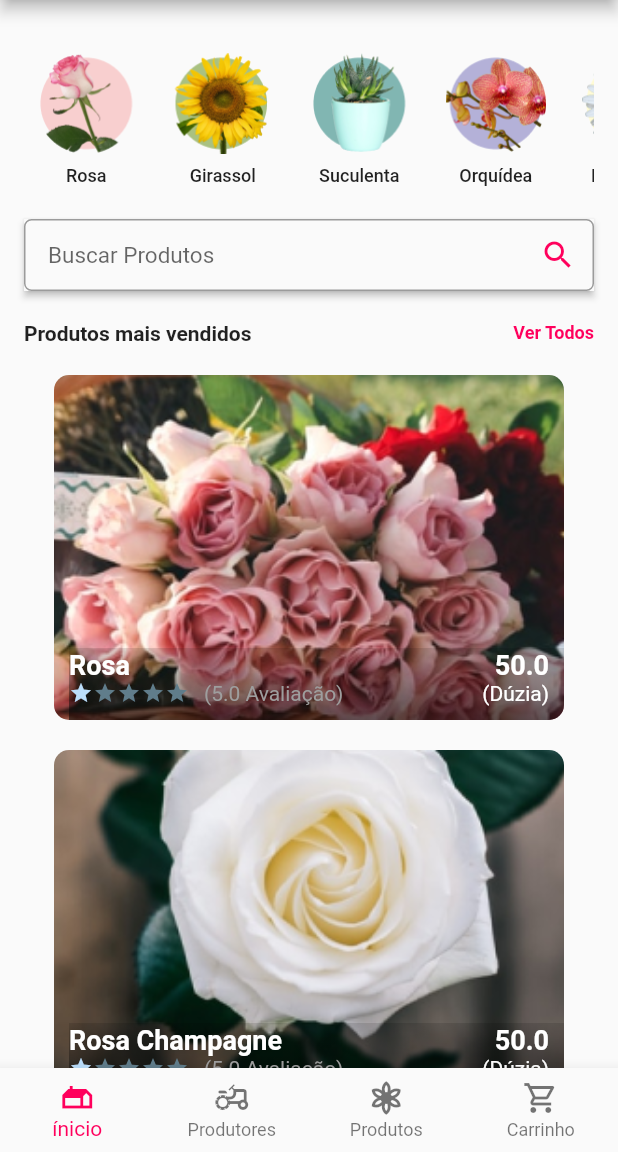
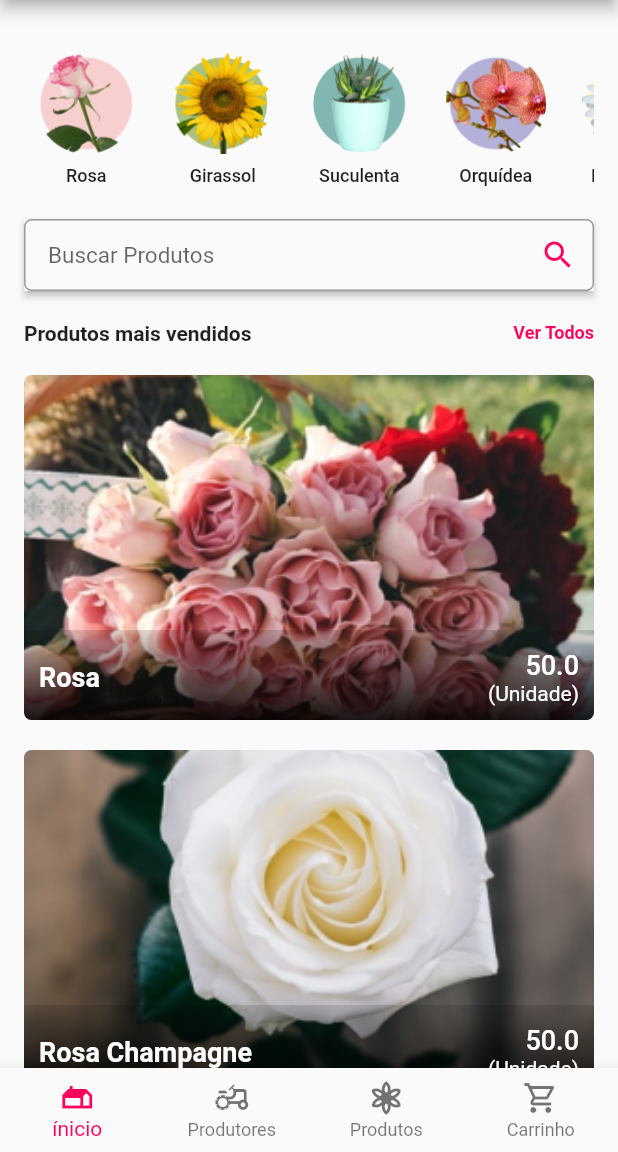
Before and after one commit to rafael-monzato/DoJardimAPP, a Flutter app: the screen it shows after launch, on a phone screen of 412 x 824 dp, the part 84-1236 px from its top. Run offline on Flutter 3.47's test engine with Material 2 defaults, Android fonts, the phone set to English and light mode, and no system bars.

Commit message:
UI da home

```diff
--- a/tcc_faculdadeimpacta/lib/src/src.componentes/cardProdutos.dart
+++ b/tcc_faculdadeimpacta/lib/src/src.componentes/cardProdutos.dart
@@ -26,19 +26,19 @@ class CardProdutos extends StatefulWidget {
 }
 
 class _CardProdutosState extends State<CardProdutos> {
-  var cardText = TextStyle(fontSize: 16.0, fontWeight: FontWeight.bold);
+  var cardText = TextStyle(fontSize: 16.0, fontWeight: FontWeight.w600);
 
   @override
   Widget build(BuildContext context) {
     return ClipRRect(
       borderRadius: BorderRadius.all(
-        Radius.circular(10.0),
+        Radius.circular(5.0),
       ),
       child: Stack(
         children: <Widget>[
           Container(
             height: 230.0,
-            width: 340.0,
+            margin: EdgeInsets.only(left: 0.0, right:0.0),
             child: Image(
               image: AssetImage(
                   widget.imagem
@@ -47,16 +47,16 @@ class _CardProdutosState extends State<CardProdutos> {
             ),
           ),
           Positioned(
-            left: 10.0,
+            left: 0.0,
             bottom: 0.0,
-            width: 339.0,
-            height: 48.0,
+            height: 60.0,
+            width: 800.0,
             child: Container(
               decoration: BoxDecoration(
                   gradient: LinearGradient(
                       begin: Alignment.bottomCenter,
                       end: Alignment.topCenter,
-                      colors: [Colors.black54, Colors.black12])),
+                      colors: [Colors.black87, Colors.black12])),
             ),
           ),
           Positioned(
@@ -78,37 +78,8 @@ class _CardProdutosState extends State<CardProdutos> {
                     ),
                     Row(
                       children: <Widget>[
-                        Icon(
-                          Icons.star,
-                          color: Theme.of(context).primaryColorLight,
-                          size: 16.0,
-                        ),
-                        Icon(
-                          Icons.star,
-                          color: Theme.of(context).primaryColor,
-                          size: 16.0,
-                        ),
-                        Icon(
-                          Icons.star,
-                          color: Theme.of(context).primaryColor,
-                          size: 16.0,
-                        ),
-                        Icon(
-                          Icons.star,
-                          color: Theme.of(context).primaryColor,
-                          size: 16.0,
-                        ),
-                        Icon(
-                          Icons.star,
-                          color: Theme.of(context).primaryColor,
-                          size: 16.0,
-                        ),
                         SizedBox(
                           width: 10.0,
-                        ),
-                        Text(
-                          "(" + widget.avaliacoes.toString() + " Avaliação)",
-                          style: TextStyle(color: Colors.grey),
                         ),
                       ],
                     ),
@@ -121,10 +92,10 @@ class _CardProdutosState extends State<CardProdutos> {
                       widget.valor.toString(),
                       style: TextStyle(
                           fontSize: 18.0,
-                          fontWeight: FontWeight.bold,
+                          fontWeight: FontWeight.w500,
                           color: Color(0xFFFFFFFF)),
                     ),
-                    Text("(Dúzia)",
+                    Text("(Unidade)",
                         style: TextStyle(color: Color(0xFFFFFFFF)))
                   ],
                 ),
```
